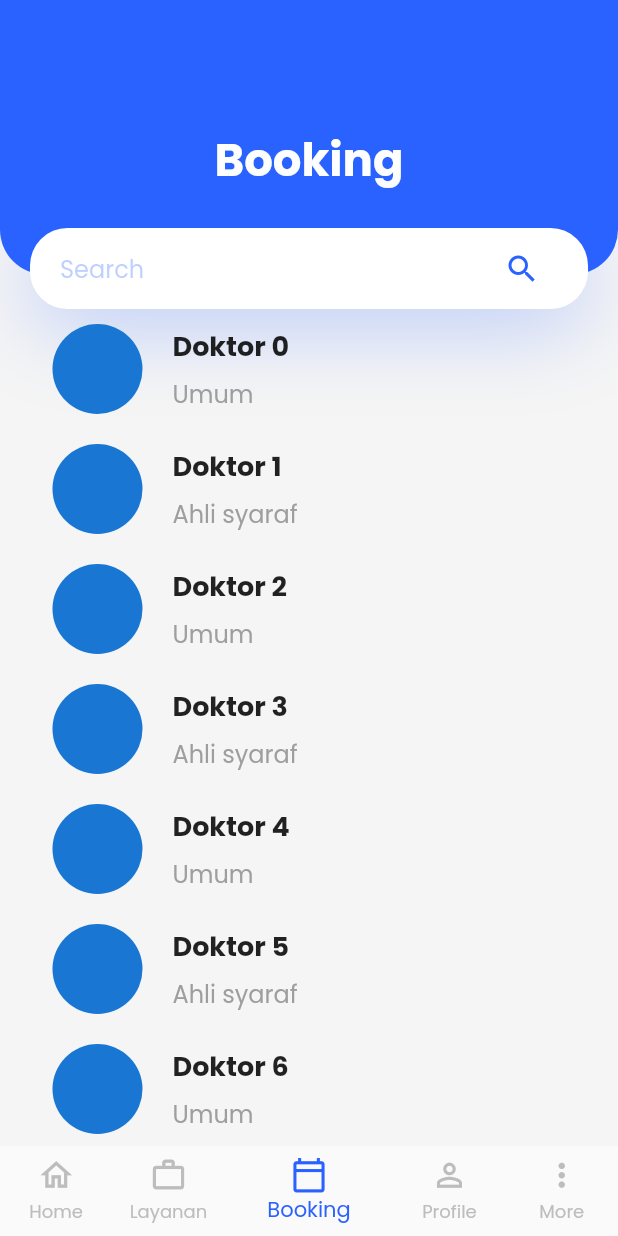
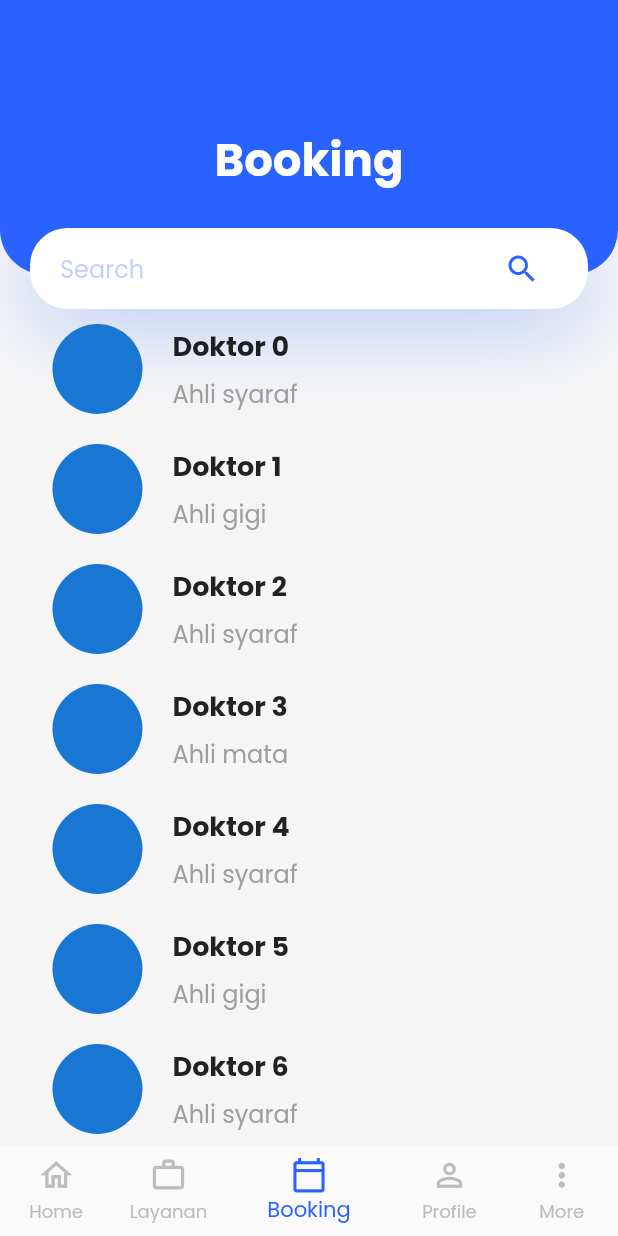
Before and after one commit to zanuarts/RS-TingkatAkhir, a Flutter app: the screen it shows after launch, item 3 of the bottom bar chosen, on a phone screen of 412 x 824 dp. Run offline on Flutter 3.47's test engine with Material 2 defaults, Android fonts, the phone set to English and light mode, and no system bars; our stand-ins replace carousel_pro, flutter_datetime_picker, google_maps_flutter; missing offline and left inert: cupertino_radio_choice.

Commit message:
doctor-model

```diff
--- /dev/null
+++ b/lib/src/models/doctor.dart
@@ -0,0 +1,61 @@
+class Doctor {
+  int _id;
+  String _name, _specialist;
+
+  Doctor(this._name, this._specialist);
+  Doctor.withId(this._id, this._name, this._specialist);
+
+  int get id => _id;
+  String get name => _name;
+  String get specialist => _specialist;
+
+  set setName(String newName) {
+    if (100 >= newName.length && newName.length > 0) {
+      this._name = newName;
+    }
+  }
+
+  set setSpecialist(String newSpecialist) {
+    if (100 >= newSpecialist.length && newSpecialist.length > 0) {
+      this._specialist = newSpecialist;
+    }
+  }
+
+  // Convert a Note object into a Map object
+  Map<String, dynamic> toMap() {
+    var map = Map<String, dynamic>();
+    if (id != null) {
+      map['id'] = _id;
+    }
+    map['name'] = _name;
+    map['specialist'] = _specialist;
+    return map;
+  }
+
+  Doctor.fromMapObject(Map<String, dynamic> map) {
+    this._id = map['id'];
+    this._name = map['name'];
+    this._specialist = map['specialist'];
+  }
+
+  List<Doctor> getDummyData() {
+    List<Doctor> doctorList;
+    String spes = "Umum";
+
+    for (var i = 0; i < 10; i++) {
+      if (i % 2 == 0) {
+        spes = "Ahli syaraf";
+      } else if (i % 3 == 0) {
+        spes = "Ahli mata";
+      } else if (i % 4 == 0) {
+        spes = "Ahli telinga";
+      } else {
+        spes = "Ahli gigi";
+      }
+
+      doctorList.add(Doctor.withId((i + 1), "Doktor $i", spes));
+    }
+
+    return doctorList;
+  }
+}
--- a/lib/src/ui/components/bottom_navigation.dart
+++ b/lib/src/ui/components/bottom_navigation.dart
@@ -1,6 +1,7 @@
 import 'package:flutter/cupertino.dart';
 import 'package:flutter/material.dart';
 import 'package:smkdev/src/constants/constant.dart';
+import 'package:smkdev/src/models/doctor.dart';
 import 'package:smkdev/src/ui/pages/booking/page_booking_dashboard.dart';
 import 'package:smkdev/src/ui/pages/feedback/page_feedback_dashboard.dart';
 import 'package:smkdev/src/ui/pages/home/page_home_dashboard.dart';
@@ -22,16 +23,43 @@ class _MainBottomNavState extends State<MainBottomNav> {
     });
   }
 
+  List<Doctor> doctorList = List<Doctor>();
+
+  void getDummyData() {
+    String spes = "Umum";
+
+    for (var i = 0; i < 10; i++) {
+      if (i % 7 == 0) {
+        spes = "Ahli syaraf";
+      } else if (i % 2 == 0) {
+        spes = "Ahli syaraf";
+      } else if (i % 3 == 0) {
+        spes = "Ahli mata";
+      } else if (i % 4 == 0) {
+        spes = "Ahli telinga";
+      } else {
+        spes = "Ahli gigi";
+      }
+
+      doctorList.add(Doctor.withId((i + 1), "Doktor $i", spes));
+    }
+
+    print(doctorList[0].name);
+  }
+
   List<Widget> pageList = List<Widget>();
 
   @override
   void initState() {
     pageList.add(HomeDashboard());
     pageList.add(LayananDashboard());
-    pageList.add(BookingDashboard());
+    pageList.add(BookingDashboard(
+      doctorList: doctorList,
+    ));
     pageList.add(ProfileDashboard());
     pageList.add(FeedbackDashboard());
     super.initState();
+    this.getDummyData();
   }
 
   @override
@@ -44,7 +72,8 @@ class _MainBottomNavState extends State<MainBottomNav> {
       bottomNavigationBar: BottomNavigationBar(
         showUnselectedLabels: true,
         items: const <BottomNavigationBarItem>[
-          BottomNavigationBarItem(icon: Icon(Icons.home_outlined), label: "Home"),
+          BottomNavigationBarItem(
+              icon: Icon(Icons.home_outlined), label: "Home"),
           BottomNavigationBarItem(
             icon: Icon(Icons.work_outline_outlined),
             label: "Layanan",
@@ -53,8 +82,10 @@ class _MainBottomNavState extends State<MainBottomNav> {
             icon: Icon(Icons.calendar_today_outlined),
             label: 'Booking',
           ),
-          BottomNavigationBarItem(icon: Icon(Icons.person_outline_outlined), label: 'Profile'),
-          BottomNavigationBarItem(icon: Icon(Icons.more_vert_rounded), label: 'More'),
+          BottomNavigationBarItem(
+              icon: Icon(Icons.person_outline_outlined), label: 'Profile'),
+          BottomNavigationBarItem(
+              icon: Icon(Icons.more_vert_rounded), label: 'More'),
         ],
         unselectedItemColor: Colors.grey[400],
         selectedItemColor: colorPrimary,
--- a/lib/src/ui/pages/booking/page_booking_dashboard.dart
+++ b/lib/src/ui/pages/booking/page_booking_dashboard.dart
@@ -1,15 +1,48 @@
 import 'package:flutter/cupertino.dart';
 import 'package:flutter/material.dart';
+import 'package:smkdev/src/models/doctor.dart';
 import 'package:smkdev/src/ui/pages/booking/page_dokter_detail.dart';
 import 'package:smkdev/src/ui/widgets/booking/booking_item.dart';
 import 'package:smkdev/src/ui/widgets/booking/header_booking.dart';
 
 class BookingDashboard extends StatefulWidget {
+  const BookingDashboard({Key key, this.doctorList}) : super(key: key);
+
   @override
   _BookingDashboardState createState() => _BookingDashboardState();
+  final List<Doctor> doctorList;
 }
 
 class _BookingDashboardState extends State<BookingDashboard> {
+  // List<Doctor> doctorList;
+
+  // void getDummyData() {
+  //   String spes = "Umum";
+
+  //   for (var i = 0; i < 10; i++) {
+  //     if (i % 7 == 0) {
+  //       spes = "Ahli syaraf";
+  //     } else if (i % 2 == 0) {
+  //       spes = "Ahli syaraf";
+  //     } else if (i % 3 == 0) {
+  //       spes = "Ahli mata";
+  //     } else if (i % 4 == 0) {
+  //       spes = "Ahli telinga";
+  //     } else {
+  //       spes = "Ahli gigi";
+  //     }
+
+  //     doctorList.add(Doctor.withId((i + 1), "Doktor $i", spes));
+  //   }
+
+  //   print(doctorList);
+  // }
+
+  @override
+  void initState() {
+    super.initState();
+  }
+
   @override
   Widget build(BuildContext context) {
     Size size = MediaQuery.of(context).size;
@@ -18,30 +51,27 @@ class _BookingDashboardState extends State<BookingDashboard> {
       body: Column(
         children: [
           HeaderBooking(size: size),
-          Expanded(
+          widget.doctorList.length == 0
+              ? CircularProgressIndicator()
+              : Expanded(
                   child: ListView.builder(
-              itemCount: 10,
+                  itemCount: widget.doctorList.length,
                   itemBuilder: (BuildContext context, int index) {
                     // TODO : Data that send to booking detail is Object of "Doctor" or just id of the "Doctor"
                     return BookingItem(
-                  name: "Doktor $index",
-                  specialist: index % 2 == 0 ? "Umum" : "Ahli syaraf",
+                      doctor: widget.doctorList[index],
                       clickBack: () {
-                    print("HIT !");
                         Navigator.push(
                             context,
                             MaterialPageRoute(
                                 builder: (BuildContext context) =>
                                     BookingDoctorDetail(
-                                  name: "Doktor $index",
-                                  specialist:
-                                      index % 2 == 0 ? "Umum" : "Ahli syaraf",
+                                      doctor: widget.doctorList[index],
                                     )));
                       },
                     );
                   },
-            ),
-          ),
+                )),
         ],
       ),
     );
--- a/lib/src/ui/widgets/booking/booking_item.dart
+++ b/lib/src/ui/widgets/booking/booking_item.dart
@@ -1,16 +1,16 @@
 import 'package:flutter/cupertino.dart';
 import 'package:flutter/material.dart';
+import 'package:smkdev/src/models/doctor.dart';
 
 class BookingItem extends StatelessWidget {
   const BookingItem({
     Key key,
-    this.name,
-    this.specialist,
     this.clickBack,
+    this.doctor,
   }) : super(key: key);
 
-  final String name, specialist;
   final Function clickBack;
+  final Doctor doctor;
 
   @override
   Widget build(BuildContext context) {
@@ -32,7 +32,7 @@ class BookingItem extends StatelessWidget {
                 crossAxisAlignment: CrossAxisAlignment.start,
                 children: [
                   Text(
-                    name,
+                    doctor.name,
                     overflow: TextOverflow.ellipsis,
                     style: TextStyle(
                       fontWeight: FontWeight.bold,
@@ -43,7 +43,7 @@ class BookingItem extends StatelessWidget {
                     height: 6,
                   ),
                   Text(
-                    specialist,
+                    doctor.specialist,
                     overflow: TextOverflow.ellipsis,
                     style: TextStyle(
                         fontWeight: FontWeight.w400,
```
Also changed, not shown: lib/src/ui/pages/booking/page_booking_confirm.dart (+5 -5 lines), lib/src/ui/pages/booking/page_dokter_detail.dart (+6 -7 lines). Lines whose indentation alone changed are shown as unchanged.
